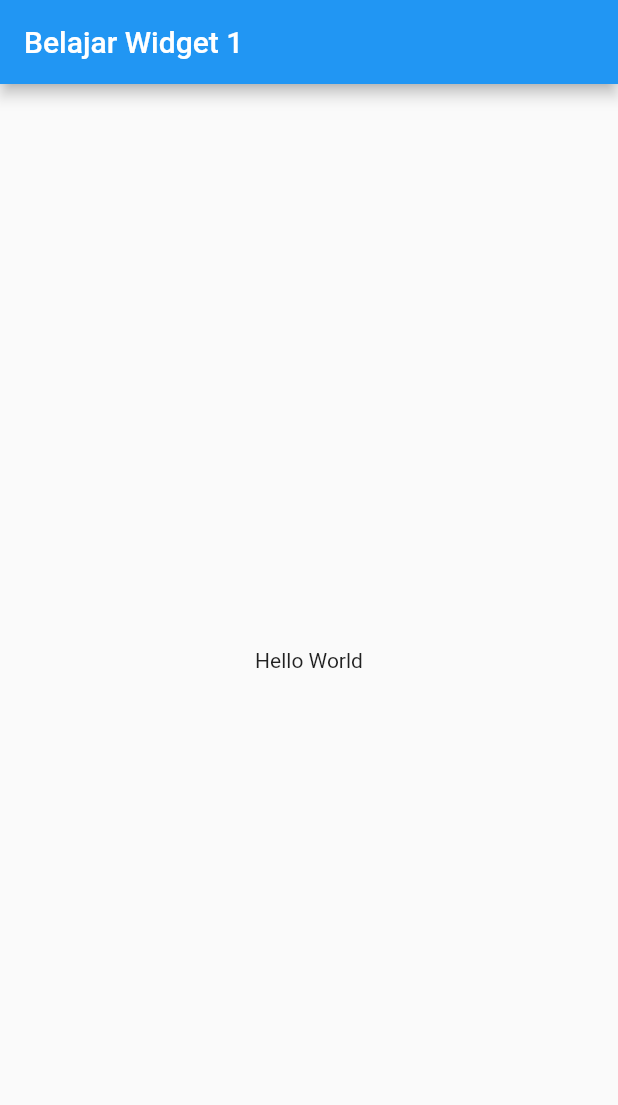
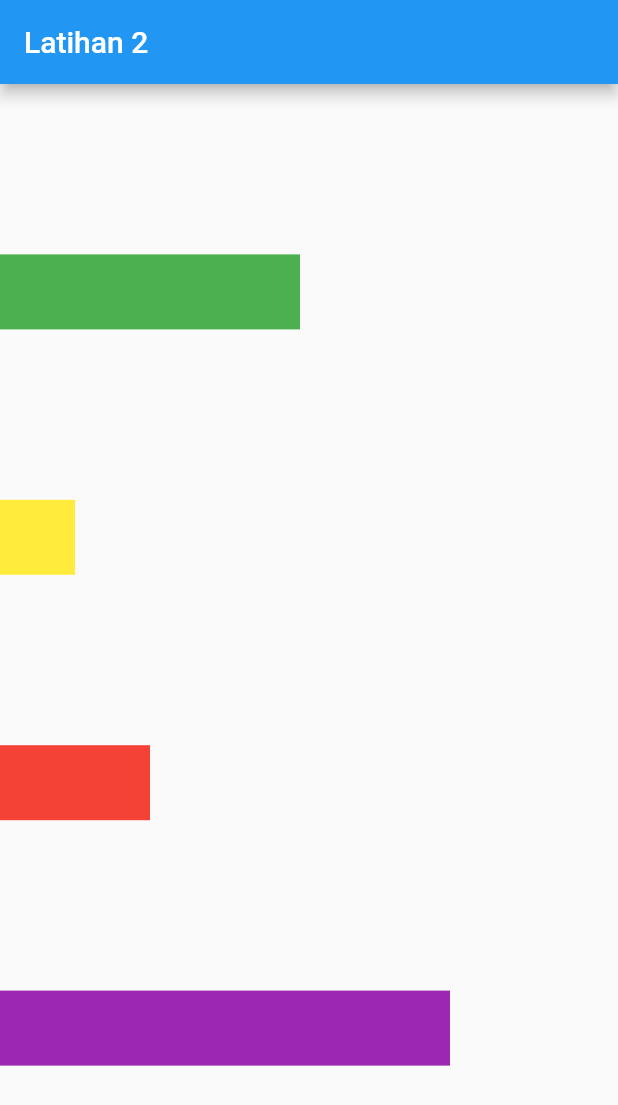
Before and after one commit to revanggaajip/belajar_flutter_dasar, a Flutter app: the screen it shows after launch, on a phone screen of 412 x 824 dp. Shown: the top 1105 px of the screen. Run offline on Flutter 3.47's test engine with Material 2 defaults, Android fonts, the light colour scheme and no system bars.

Commit message:
Belajar Menggunakan Column

```diff
--- a/lib/main.dart
+++ b/lib/main.dart
@@ -1,19 +1,45 @@
 import 'package:flutter/material.dart';
 
-void main() {
-  runApp(myApp());
-}
+void main() => runApp(myApp());
 
 class myApp extends StatelessWidget {
   const myApp({Key? key}) : super(key: key);
 
   @override
   Widget build(BuildContext context) {
+    const String judul = "Latihan 2";
     return MaterialApp(
       home: Scaffold(
-        appBar: AppBar(title: Text("Belajar Widget 1")),
-        body: Center(
-          child: Text("Hello World"),
+        appBar: AppBar(title: const Text(judul)),
+        body: Column(
+          // ignore: sort_child_properties_last
+          children: [
+            Container(
+              width: 200,
+              height: 50,
+              color: Colors.green,
+            ),
+            Container(
+              width: 50,
+              height: 50,
+              color: Colors.yellow,
+            ),
+            Container(
+              width: 100,
+              height: 50,
+              color: Colors.red,
+            ),
+            Container(
+              width: 300,
+              height: 50,
+              color: Colors.purple,
+            )
+          ],
+          //Mengatur layout dari atas ke bawah (vertical)
+          mainAxisAlignment: MainAxisAlignment.spaceEvenly,
+
+          //Mengatur layout dari kiri ke kanan (horizontal)
+          crossAxisAlignment: CrossAxisAlignment.start,
         ),
       ),
     );
```
